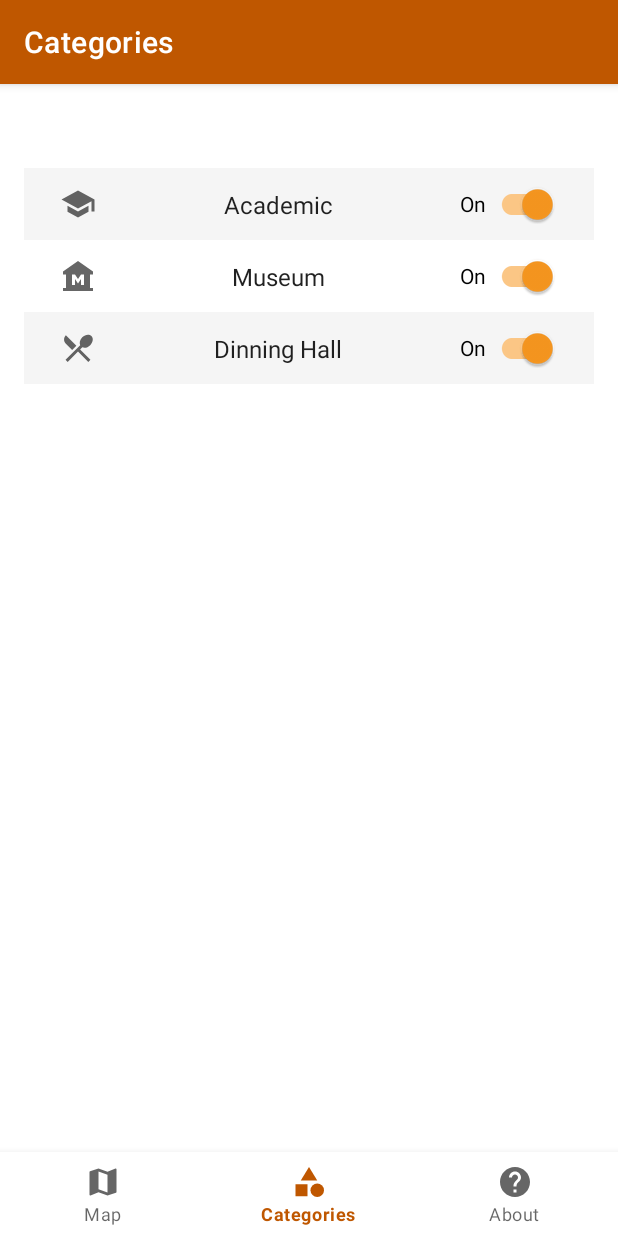
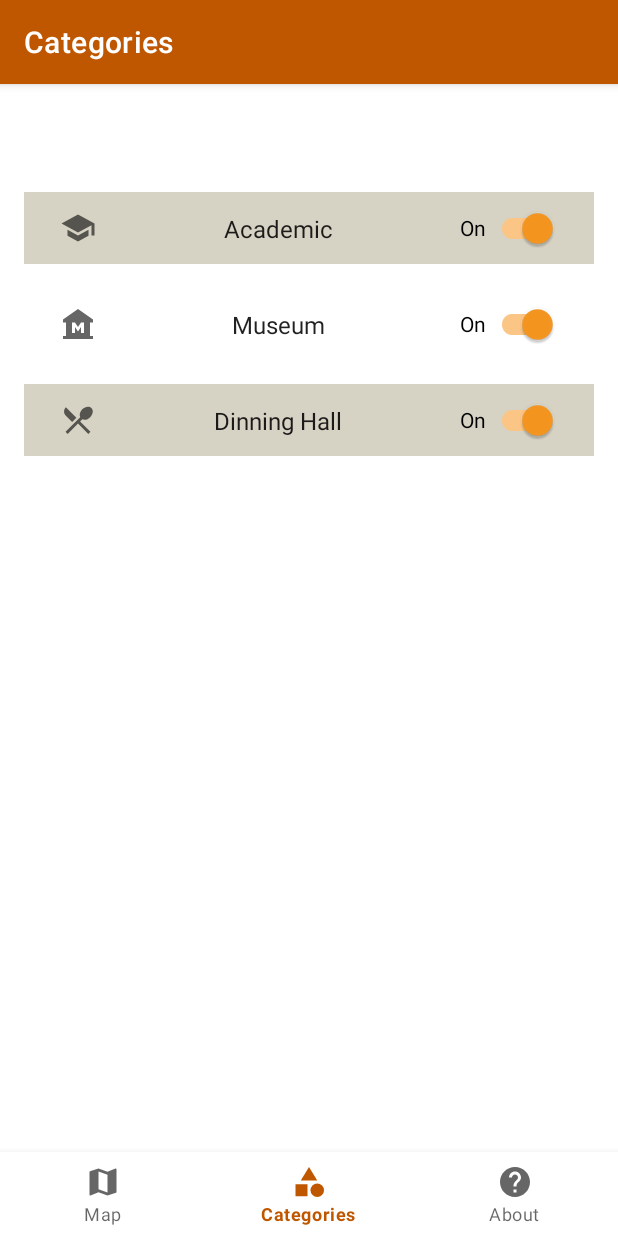
Before and after one commit to coolical/ut-map, an Android app: the CategoryFragment screen opened through its navigation route, on a phone screen of 412 x 824 dp. Run offline under Robolectric (Android 15) with nearby library versions, the phone set to English and light mode, and no system bars; our stand-ins replace navigation-ui; 1 statement that could not run was skipped.

Commit message:
styling, alt colors on list

```diff
--- a/app/src/main/java/com/example/ut_map/MyCategoryRecyclerViewAdapter.kt
+++ b/app/src/main/java/com/example/ut_map/MyCategoryRecyclerViewAdapter.kt
@@ -1,7 +1,7 @@
 package com.example.ut_map
 
 import android.content.Context
-import android.content.res.Resources
+import android.content.res.Configuration
 import android.view.LayoutInflater
 import android.view.ViewGroup
 import android.widget.ImageView
@@ -15,13 +15,11 @@ import com.google.android.material.switchmaterial.SwitchMaterial
 
 /**
  * [RecyclerView.Adapter] that can display a category from [categories].
- * TODO: Replace the implementation with code for your data type.
  */
 class MyCategoryRecyclerViewAdapter(
     private val context: Context?,
     private val values: List<Category>
 ) : RecyclerView.Adapter<MyCategoryRecyclerViewAdapter.ViewHolder>() {
-    private  var theme: Resources.Theme? = context?.theme
     override fun onCreateViewHolder(parent: ViewGroup, viewType: Int): ViewHolder {
         return ViewHolder(
             FragmentCategoryBinding.inflate(
@@ -35,11 +33,17 @@ class MyCategoryRecyclerViewAdapter(
 
     override fun onBindViewHolder(holder: ViewHolder, position: Int) {
         val resources = context?.resources
+        var currentNightMode = resources!!.configuration.uiMode and Configuration.UI_MODE_NIGHT_MASK
         val item = values[position]
         holder.contentView.text = item.name
         holder.imageView.setImageResource(item.imageResourceID)
         if (position % 2 == 0){
-            holder.itemView.setBackgroundColor(theme?.resources?.getColor(androidx.appcompat.R.color.primary_material_light) ?: return)
+            if (currentNightMode == Configuration.UI_MODE_NIGHT_NO){
+                holder.itemView.setBackgroundColor(resources?.getColor(R.color.grey) ?: return)
+            }
+            else if (currentNightMode == Configuration.UI_MODE_NIGHT_YES) {
+                holder.itemView.setBackgroundColor(resources?.getColor(R.color.dark_gray) ?: return)
+            }
         }
         if (item.toggle == false){
             holder.button.toggle()
--- a/app/src/main/res/layout/fragment_category.xml
+++ b/app/src/main/res/layout/fragment_category.xml
@@ -4,7 +4,8 @@
     xmlns:tools="http://schemas.android.com/tools"
     android:id="@+id/linearLayout"
     android:layout_width="match_parent"
-    android:layout_height="wrap_content">
+    android:layout_height="wrap_content"
+    android:layout_marginTop="@dimen/activity_vertical_margin">
 
     <ImageView
         android:id="@+id/imageView"
--- a/app/src/main/res/layout/fragment_category_list.xml
+++ b/app/src/main/res/layout/fragment_category_list.xml
@@ -6,8 +6,9 @@
     android:name="com.example.ut_map.CategoryFragment"
     android:layout_width="match_parent"
     android:layout_height="match_parent"
-    android:layout_marginLeft="16dp"
-    android:layout_marginRight="16dp"
+    android:layout_marginLeft="@dimen/activity_horizontal_margin"
+    android:layout_marginRight="@dimen/activity_horizontal_margin"
+    android:configChanges="uiMode"
     app:layoutManager="LinearLayoutManager"
     tools:context=".CategoryFragment"
     tools:listitem="@layout/fragment_category" />
--- a/app/src/main/res/layout/fragment_maps.xml
+++ b/app/src/main/res/layout/fragment_maps.xml
@@ -6,6 +6,7 @@
     android:name="com.google.android.gms.maps.SupportMapFragment"
     android:layout_width="match_parent"
     android:layout_height="match_parent"
-    tools:context=".MapsFragment"
+    android:layout_marginLeft="@dimen/activity_horizontal_margin"
 
-    />
+    android:layout_marginRight="@dimen/activity_horizontal_margin"
+    tools:context=".MapsFragment" />
--- a/app/src/main/res/values-night/themes.xml
+++ b/app/src/main/res/values-night/themes.xml
@@ -4,11 +4,11 @@
         <!-- Primary brand color. -->
         <item name="colorPrimary">@color/burnt_orange</item>
         <item name="colorPrimaryVariant">@color/orange</item>
-        <item name="colorOnPrimary">@color/white</item>
+        <item name="colorOnPrimary">@color/grey</item>
         <!-- Secondary brand color. -->
         <item name="colorSecondary">@color/orange</item>
-        <item name="colorSecondaryVariant">@color/grey</item>
-        <item name="colorOnSecondary">@color/black</item>
+        <item name="colorSecondaryVariant">@color/yellow</item>
+        <item name="colorOnSecondary">@color/white</item>
         <!-- Status bar color. -->
         <item name="android:statusBarColor" tools:targetApi="l">?attr/colorPrimaryVariant</item>
         <!-- Customize your theme here. -->
```
